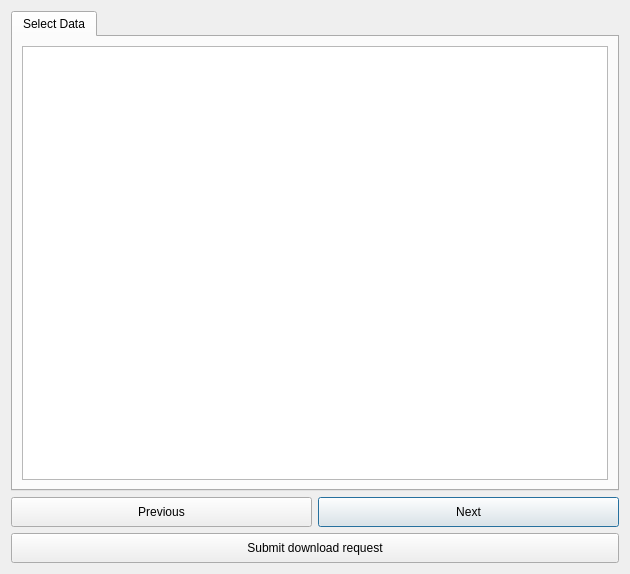
Qt form LDMP/gui/DlgDownload.ui (ConservationInternational/trends.earth) before a commit.
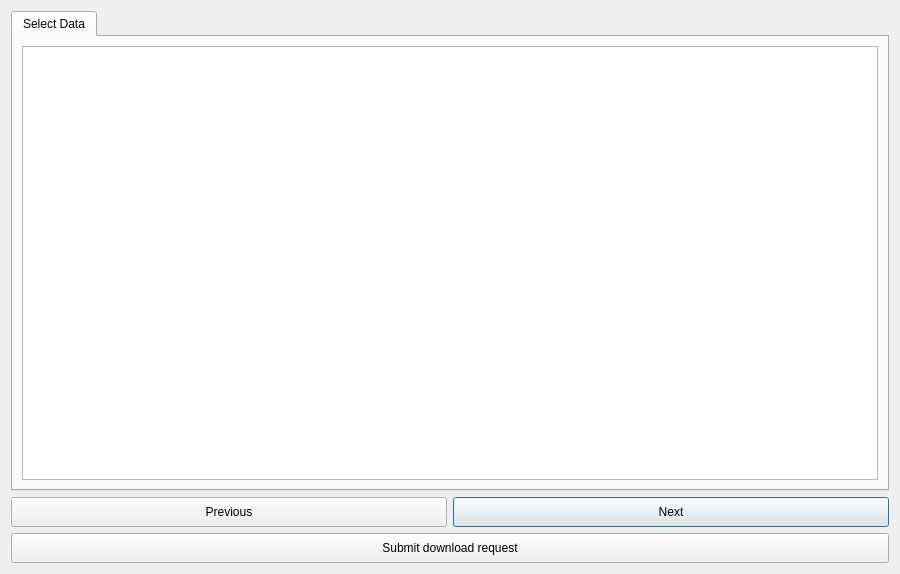
The same form after that commit.

Diff of the .ui file:
```diff
--- a/LDMP/gui/DlgDownload.ui
+++ b/LDMP/gui/DlgDownload.ui
@@ -9,7 +9,7 @@
    <rect>
     <x>0</x>
     <y>0</y>
-    <width>630</width>
+    <width>900</width>
     <height>574</height>
    </rect>
   </property>
```
